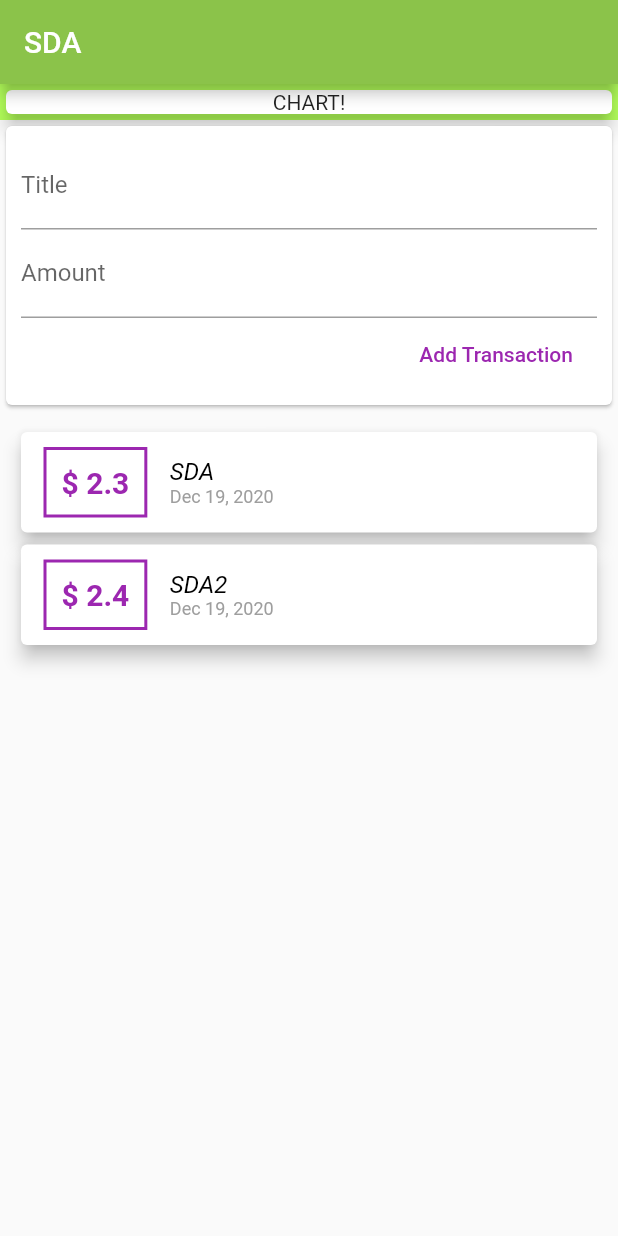
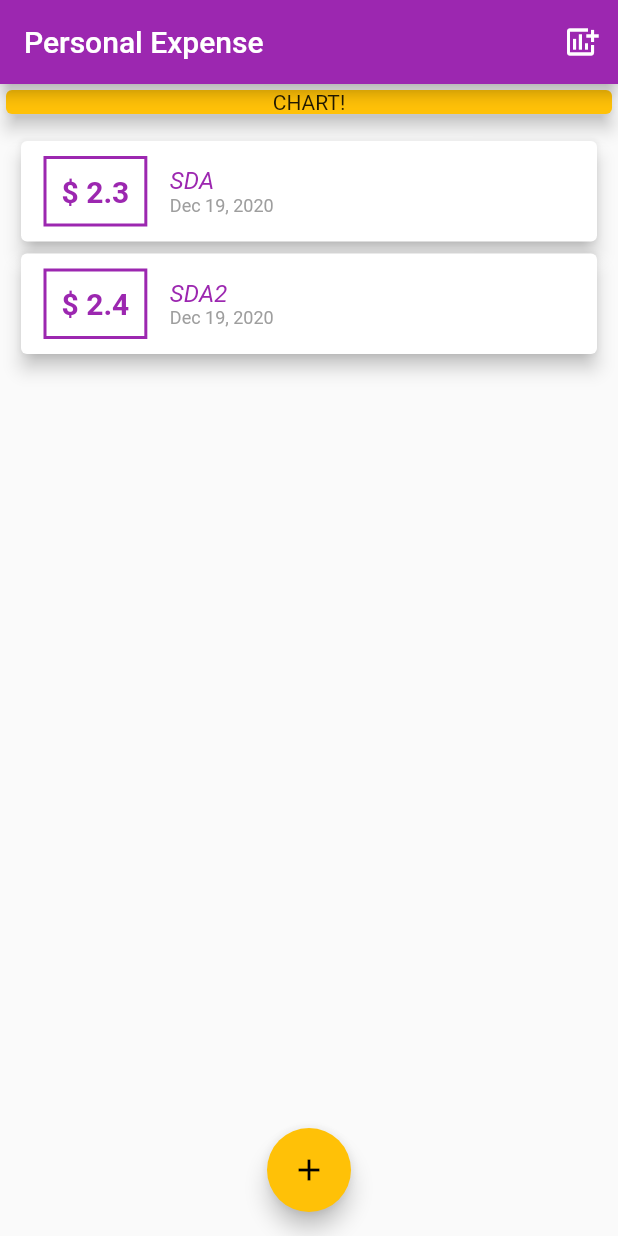
Before and after one commit to SyedDaniyalAli-SDA/Personal_Expense_Calculator, a Flutter app: the screen it shows after launch, on a phone screen of 412 x 824 dp. Run offline on Flutter 3.47's test engine with Material 2 defaults, Android fonts, the light colour scheme and no system bars.

Commit message:
Video 94

```diff
--- a/lib/main.dart
+++ b/lib/main.dart
@@ -1,40 +1,77 @@
-import 'package:expense_calculator/widgets/user_transaction.dart';
 import 'package:flutter/material.dart';
+
+import './models/transaction.dart';
+import './widgets/add_transaction.dart';
+import './widgets/transaction_list.dart';
 
 void main() {
   runApp(MyApp());
 }
 
-class MyApp extends StatefulWidget {
+class MyApp extends StatelessWidget {
   @override
-  State<StatefulWidget> createState() {
-    return _MyAppState();
+  Widget build(BuildContext context) {
+    return MaterialApp(
+      home: MyHomePage(),
+      title: "Personal Expense",
+      theme: ThemeData(primarySwatch: Colors.purple, accentColor: Colors.amber),
+    );
   }
 }
 
-class _MyAppState extends State<MyApp> {
-  // static List<Transaction> _transaction = [
-  //   Transaction(id: "1", title: "SDA", amount: 2.3, date: DateTime.now()),
-  //   Transaction(id: "2", title: "SDA2", amount: 2.4, date: DateTime.now())
-  // ];
+class MyHomePage extends StatefulWidget {
+  @override
+  State<StatefulWidget> createState() {
+    return _MyHomePageState();
+  }
+}
 
-  // String titleInput;
-  // String amountInput;
+class _MyHomePageState extends State<MyHomePage> {
+  final List<Transaction> _userTransaction = [
+    Transaction(id: "1", title: "SDA", amount: 2.3, date: DateTime.now()),
+    Transaction(id: "2", title: "SDA2", amount: 2.4, date: DateTime.now())
+  ];
+
+  void _addNewTransaction(String txTitle, double txAmount) {
+    setState(() {
+      _userTransaction.add(new Transaction(
+          id: DateTime.now().toString(),
+          title: txTitle,
+          amount: txAmount,
+          date: DateTime.now()));
+    });
+  }
+
+  void _showTransactionModalSheet(BuildContext ctx) {
+    showModalBottomSheet(
+        context: ctx,
+        builder: (_) {
+          return GestureDetector(
+            onTap: () {},
+            child: AddTransaction(_addNewTransaction),
+            behavior: HitTestBehavior.opaque,
+          );
+        });
+  }
 
   @override
   Widget build(BuildContext context) {
-    return MaterialApp(
-      home: Scaffold(
+    return Scaffold(
       appBar: AppBar(
-          title: Text("SDA"),
-          backgroundColor: Colors.lightGreen,
+        title: Text("Personal Expense"),
+        actions: <Widget>[
+          IconButton(
+            icon: Icon(Icons.add_chart),
+            onPressed: () => _showTransactionModalSheet(context),
+          )
+        ],
       ),
       body: SingleChildScrollView(
         child: Column(children: [
           Container(
             width: double.infinity,
-              color: Colors.lightGreenAccent,
             child: Card(
+              color: Theme.of(context).accentColor,
               child: Text(
                 "CHART!",
                 textAlign: TextAlign.center,
@@ -42,9 +79,13 @@ class _MyAppState extends State<MyApp> {
               elevation: 5,
             ),
           ),
-            UserTransaction(),
+          TransactionList(_userTransaction),
         ]),
       ),
+      floatingActionButtonLocation: FloatingActionButtonLocation.centerFloat,
+      floatingActionButton: FloatingActionButton(
+        child: Icon(Icons.add),
+        onPressed: () => _showTransactionModalSheet(context),
       ),
     );
   }
--- a/lib/widgets/add_transaction.dart
+++ b/lib/widgets/add_transaction.dart
@@ -1,24 +1,28 @@
 import 'package:flutter/material.dart';
 
-class AddTransaction extends StatelessWidget {
-  final titleController = TextEditingController();
-  final amountController = TextEditingController();
-
+class AddTransaction extends StatefulWidget {
   final Function _addTransaction;
 
   AddTransaction(this._addTransaction);
 
+  @override
+  _AddTransactionState createState() => _AddTransactionState();
+}
 
-  //Add Transaction Method~~~~~~~~~~~~~~~~~~~~~~~~~~~~~~~~~~~~~~~~~~~~~~~~~~~~~~
+class _AddTransactionState extends State<AddTransaction> {
+  final titleController = TextEditingController();
+
+  final amountController = TextEditingController();
+
   void _addNewTransaction() {
     String txTitle = titleController.text;
     double txAmount = double.parse(amountController.text);
 
-    if (txTitle.isEmpty ||
-        txAmount <= 0) {
+    if (txTitle.isEmpty || txAmount <= 0) {
       return;
     }
-    _addTransaction(txTitle, txAmount);
+    widget._addTransaction(txTitle, txAmount);
+    Navigator.of(context).pop();
   }
 
   @override
@@ -51,7 +55,6 @@ class AddTransaction extends StatelessWidget {
               onPressed: _addNewTransaction,
               child: Text(
                 "Add Transaction",
-                style: TextStyle(color: Colors.purple),
               ),
             )
           ],
--- a/lib/widgets/transaction_list.dart
+++ b/lib/widgets/transaction_list.dart
@@ -21,13 +21,13 @@ class TransactionList extends StatelessWidget {
                 Container(
                   margin: EdgeInsets.symmetric(vertical: 10, horizontal: 15),
                   decoration: BoxDecoration(
-                    border: Border.all(color: Colors.purple, width: 2),
+                    border: Border.all(color: Theme.of(context).primaryColor, width: 2),
                   ),
                   padding: EdgeInsets.all(10),
                   child: Text(
                     '\$ ${transaction[indexNumber].amount}',
                     style: TextStyle(
-                      color: Colors.purple,
+                      color: Theme.of(context).primaryColor,
                       fontSize: 20,
                       fontWeight: FontWeight.bold,
                     ),
@@ -39,7 +39,7 @@ class TransactionList extends StatelessWidget {
                     Text(
                       transaction[indexNumber].title,
                       style: TextStyle(
-                        color: Colors.black,
+                        color: Theme.of(context).primaryColor,
                         fontSize: 16,
                         fontStyle: FontStyle.italic,
                       ),
--- a/lib/widgets/user_transaction.dart
+++ /dev/null
@@ -1,45 +0,0 @@
-import 'package:expense_calculator/models/transaction.dart';
-import 'package:expense_calculator/widgets/add_transaction.dart';
-import 'package:expense_calculator/widgets/transaction_list.dart';
-import 'package:flutter/material.dart';
-
-class UserTransaction extends StatefulWidget {
-  @override
-  _UserTransactionState createState() => _UserTransactionState();
-}
-
-class _UserTransactionState extends State<UserTransaction> {
-  static List<Transaction> _userTransaction = [
-    Transaction(id: "1", title: "SDA", amount: 2.3, date: DateTime.now()),
-    // Transaction(id: "2", title: "SDA2", amount: 2.4, date: DateTime.now()),
-    // Transaction(id: "1", title: "SDA", amount: 2.3, date: DateTime.now()),
-    // Transaction(id: "2", title: "SDA2", amount: 2.4, date: DateTime.now()),
-    // Transaction(id: "1", title: "SDA", amount: 2.3, date: DateTime.now()),
-    // Transaction(id: "2", title: "SDA2", amount: 2.4, date: DateTime.now()),
-    // Transaction(id: "2", title: "SDA2", amount: 2.4, date: DateTime.now()),
-    // Transaction(id: "1", title: "SDA", amount: 2.3, date: DateTime.now()),
-    Transaction(id: "2", title: "SDA2", amount: 2.4, date: DateTime.now())
-  ];
-
-  void _addNewTransaction(String txTitle, double txAmount) {
-    setState(() {
-      _userTransaction.add(new Transaction(
-          id: DateTime.now().toString(),
-          title: txTitle,
-          amount: txAmount,
-          date: DateTime.now()));
-    });
-  }
-
-  @override
-  Widget build(BuildContext context) {
-    return Container(
-      child: Column(
-        children: [
-          AddTransaction(_addNewTransaction),
-          TransactionList(_userTransaction),
-        ],
-      ),
-    );
-  }
-}
```
Lines whose indentation alone changed are shown as unchanged.
